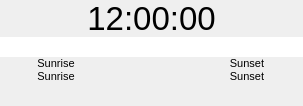
Before: the Qt Designer form ui/ClockWidget.ui in k5mcd/QLog, drawn with Qt 5.
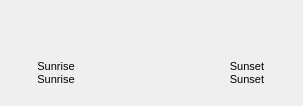
After: the same form once the commit is applied.

Commit message: Fixed #315 - modal dialog blinks under window - clock as QGraphicsView

The edit to the form file:
```diff
--- a/ui/ClockWidget.ui
+++ b/ui/ClockWidget.ui
@@ -30,17 +30,42 @@
     <number>0</number>
    </property>
    <item>
-    <widget class="QLabel" name="clockLabel">
-     <property name="font">
-      <font>
-       <pointsize>25</pointsize>
-      </font>
+    <widget class="QGraphicsView" name="clockGraphicsView">
+     <property name="sizePolicy">
+      <sizepolicy hsizetype="Expanding" vsizetype="Minimum">
+       <horstretch>0</horstretch>
+       <verstretch>0</verstretch>
+      </sizepolicy>
      </property>
-     <property name="text">
-      <string>12:00:00</string>
+     <property name="maximumSize">
+      <size>
+       <width>16777215</width>
+       <height>40</height>
+      </size>
      </property>
-     <property name="alignment">
-      <set>Qt::AlignCenter</set>
+     <property name="focusPolicy">
+      <enum>Qt::NoFocus</enum>
+     </property>
+     <property name="styleSheet">
+      <string notr="true">background-color: transparent;</string>
+     </property>
+     <property name="frameShape">
+      <enum>QFrame::NoFrame</enum>
+     </property>
+     <property name="frameShadow">
+      <enum>QFrame::Plain</enum>
+     </property>
+     <property name="lineWidth">
+      <number>0</number>
+     </property>
+     <property name="verticalScrollBarPolicy">
+      <enum>Qt::ScrollBarAlwaysOff</enum>
+     </property>
+     <property name="horizontalScrollBarPolicy">
+      <enum>Qt::ScrollBarAlwaysOff</enum>
+     </property>
+     <property name="interactive">
+      <bool>false</bool>
      </property>
     </widget>
    </item>
@@ -55,6 +80,9 @@
      <property name="focusPolicy">
       <enum>Qt::NoFocus</enum>
      </property>
+     <property name="styleSheet">
+      <string notr="true">background-color: transparent;</string>
+     </property>
      <property name="frameShape">
       <enum>QFrame::NoFrame</enum>
      </property>
```
The commit also changes 2 other files.
